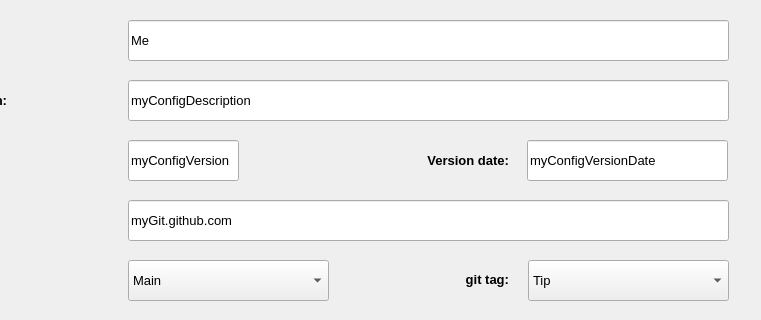
Qt form Server/Scripts/GenJMRI/ui/Top_Dialog.ui (jonasbjurel/myRailIO) before a commit; both pictures show x 122 to 883 and y 0 to 320 of the 883 by 1310 pixel window.
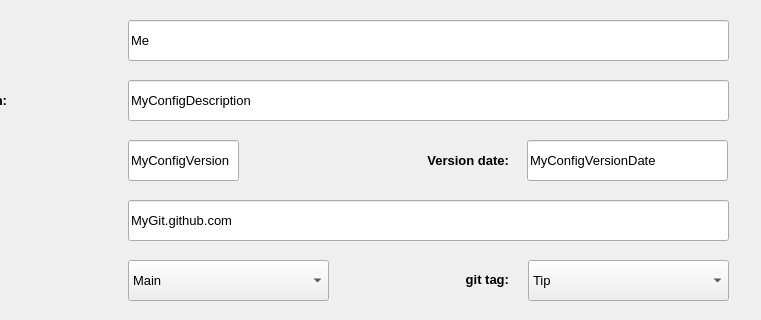
The same form after that commit. Icons and pictures are not drawn.

Commit message: Issue #104 Create a Logo Issue #105 When closing the GENJMRI UI, the complete application should be terminated.

What changed in the file:
```diff
--- a/Server/Scripts/GenJMRI/ui/Top_Dialog.ui
+++ b/Server/Scripts/GenJMRI/ui/Top_Dialog.ui
@@ -264,7 +264,7 @@
     <string>&lt;html&gt;&lt;head/&gt;&lt;body&gt;&lt;p&gt;Configuration description - also used as part of a git commit message&lt;/p&gt;&lt;/body&gt;&lt;/html&gt;</string>
    </property>
    <property name="text">
-    <string>myConfigDescription</string>
+    <string>MyConfigDescription</string>
    </property>
   </widget>
   <widget class="QLineEdit" name="versionLineEdit">
@@ -291,7 +291,7 @@
     <string>&lt;html&gt;&lt;head/&gt;&lt;body&gt;&lt;p&gt;Configuration version - also used as part of a git commit message&lt;/p&gt;&lt;/body&gt;&lt;/html&gt;</string>
    </property>
    <property name="text">
-    <string>myConfigVersion</string>
+    <string>MyConfigVersion</string>
    </property>
   </widget>
   <widget class="QLineEdit" name="dateLineEdit">
@@ -318,7 +318,7 @@
     <string>&lt;html&gt;&lt;head/&gt;&lt;body&gt;&lt;p&gt;Configuration date - also used as part of a git commit message&lt;/p&gt;&lt;/body&gt;&lt;/html&gt;</string>
    </property>
    <property name="text">
-    <string>myConfigVersionDate</string>
+    <string>MyConfigVersionDate</string>
    </property>
   </widget>
   <widget class="QLineEdit" name="ntpLineEdit">
@@ -1745,7 +1745,7 @@
     <string>&lt;html&gt;&lt;head/&gt;&lt;body&gt;&lt;p&gt;Git repository URL or local Git path: Eg. &amp;quot;https://github.com/jonasbjurel/myConfig&amp;quot; or &amp;quot;local://myConfig&amp;quot;&lt;/p&gt;&lt;/body&gt;&lt;/html&gt;</string>
    </property>
    <property name="text">
-    <string>myGit.github.com</string>
+    <string>MyGit.github.com</string>
    </property>
   </widget>
   <widget class="Line" name="line_7">
```
The commit also changes 3 other files.
